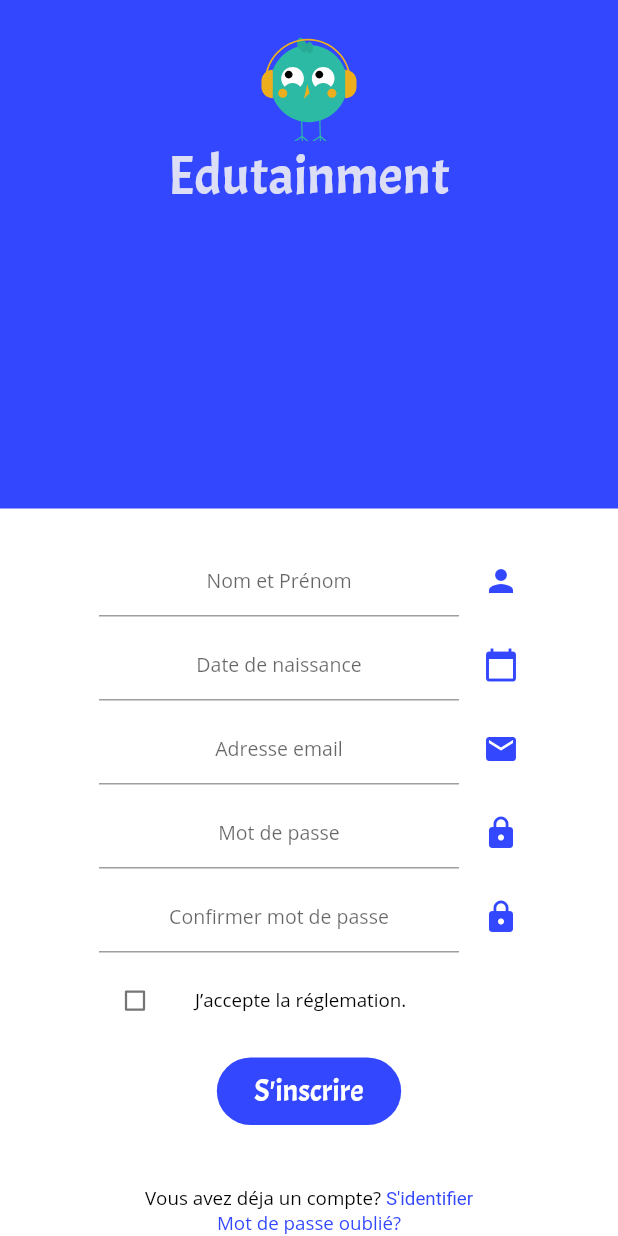
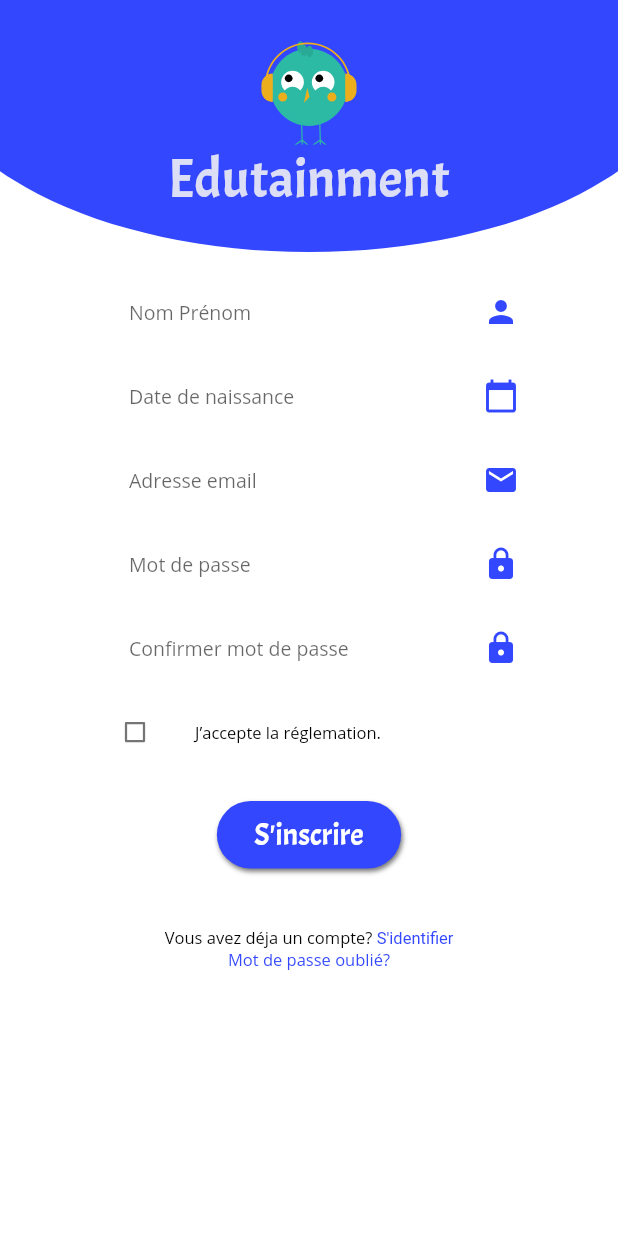
Before and after one commit to chettabyacine/Edutainment, a Flutter app: the screen it shows after launch, on a phone screen of 412 x 824 dp. Run offline on Flutter 3.47's test engine with Material 2 defaults, Android fonts, the phone set to English and light mode, and no system bars; our stand-ins replace flutter_svg; accounts and stored records are empty; project files that could hold a hidden picture were left out.

Commit message:
PageLogIn 1.0

```diff
--- a/lib/screens/log_in/page.dart
+++ b/lib/screens/log_in/page.dart
@@ -1,5 +1,5 @@
 import 'package:flutter/material.dart';
-import 'package:edutainment/utils/constants.dart';
+import '../../utils/constants.dart';
 
 class PageLogIn extends StatelessWidget {
   static const String _pageName = kPageNameLogIn;
--- a/lib/screens/menu_1/page.dart
+++ b/lib/screens/menu_1/page.dart
@@ -1,5 +1,5 @@
 import 'package:flutter/material.dart';
-import 'package:edutainment/utils/constants.dart';
+import '../../utils/constants.dart';
 
 class PageMenu1 extends StatelessWidget {
   static const String _pageName = kPageNameMenu1;
--- /dev/null
+++ b/lib/screens/sign_up/app_bar.dart
@@ -0,0 +1,45 @@
+import 'package:flutter/material.dart';
+import 'package:flutter_svg/flutter_svg.dart';
+import '../../utils/theme_constants.dart';
+
+class AppBarWidget extends StatelessWidget {
+  final double height;
+  AppBarWidget({this.height});
+
+  @override
+  Widget build(BuildContext context) {
+    return Container(
+      height: height,
+      child: Stack(
+        alignment: Alignment.center,
+        children: [
+          Positioned(
+            top: height - 380,
+            child: Container(
+              child: SvgPicture.asset('assets/upper shape.svg'),
+            ),
+          ),
+          Positioned(
+            child: Container(
+              padding: EdgeInsets.all(20.0),
+              child: Center(
+                child: Column(
+                  mainAxisAlignment: MainAxisAlignment.center,
+                  children: [
+                    SvgPicture.asset('assets/bird.svg'),
+                    Container(
+                      child: Text(
+                        'Edutainment',
+                        style: kTitleTextStyle,
+                      ),
+                    )
+                  ],
+                ),
+              ),
+            ),
+          ),
+        ],
+      ),
+    );
+  }
+}
--- /dev/null
+++ b/lib/screens/sign_up/input_widget.dart
@@ -0,0 +1,29 @@
+import 'package:flutter/material.dart';
+import '../../utils/theme_constants.dart';
+
+class InputWidget extends StatelessWidget {
+  String data, label;
+  final IconData icon;
+  InputWidget({this.data, this.icon, this.label});
+
+  @override
+  Widget build(BuildContext context) {
+    return Container(
+      margin: EdgeInsets.symmetric(horizontal: 50.0, vertical: 0),
+      child: ListTile(
+        trailing: Icon(
+          icon,
+          color: kBlueColor,
+        ),
+        title: TextField(
+          textAlign: TextAlign.start,
+          onChanged: (value) {
+            data = value;
+          },
+          style: kTextFieldStyle,
+          decoration: kTextFieldDecoration.copyWith(hintText: label),
+        ),
+      ),
+    );
+  }
+}
--- a/lib/screens/sign_up/page.dart
+++ b/lib/screens/sign_up/page.dart
@@ -1,9 +1,10 @@
-import 'package:edutainment/screens/log_in/page.dart';
 import 'package:flutter/gestures.dart';
 import 'package:flutter/material.dart';
-import 'package:flutter_svg/flutter_svg.dart';
-import 'package:edutainment/utils/constants.dart';
-import 'package:edutainment/utils/theme_constants.dart';
+import '../../utils/constants.dart';
+import '../../utils/theme_constants.dart';
+import '../sign_up/app_bar.dart';
+import '../log_in/page.dart';
+import '../sign_up/input_widget.dart';
 
 class PageSignUp extends StatefulWidget {
   static const String _pageName = kPageNameMenu1;
@@ -16,7 +17,8 @@ class PageSignUp extends StatefulWidget {
 }
 
 class _PageSignUpState extends State<PageSignUp> {
-  String noun, date, email, password1, password2;
+  String name, birthDay, email, password1, password2;
+  UserLogIn user;
   bool _checkbox = false;
 
   @override
@@ -27,122 +29,37 @@ class _PageSignUpState extends State<PageSignUp> {
         //appBar: AppBar(),
         body: Column(
           children: [
+            AppBarWidget(height: 170.0),
             Expanded(
-              child: Container(
-                width: double.infinity,
-                padding: EdgeInsets.all(25.0),
-                color: kBlueColor,
-                child: Center(
-                  child: Column(
+              child: ListView(
                 children: [
-                      SvgPicture.asset('assets/bird.svg'),
-                      Text(
-                        'Edutainment',
-                        style: kTitleTextStyle,
-                      )
-                    ],
+                  SizedBox(
+                    height: 10.0,
                   ),
+                  InputWidget(
+                    data: name,
+                    icon: Icons.person,
+                    label: 'Nom Prénom',
                   ),
+                  InputWidget(
+                    data: birthDay,
+                    icon: Icons.calendar_today,
+                    label: 'Date de naissance',
                   ),
+                  InputWidget(
+                    data: email,
+                    icon: Icons.email,
+                    label: 'Adresse email',
                   ),
-            SizedBox(
-              height: 20.0,
+                  InputWidget(
+                    data: password1,
+                    icon: Icons.lock,
+                    label: 'Mot de passe',
                   ),
-            Container(
-              margin: EdgeInsets.symmetric(horizontal: 50.0, vertical: 0),
-              child: ListTile(
-                trailing: Icon(
-                  Icons.person,
-                  color: kBlueColor,
-                ),
-                title: TextField(
-                  textAlign: TextAlign.center,
-                  onChanged: (value) {
-                    noun = value;
-                  },
-                  style: kTextFieldStyle,
-                  decoration: InputDecoration(
-                    hintText: 'Nom et Prénom',
-                    contentPadding:
-                        EdgeInsets.symmetric(vertical: 10.0, horizontal: 20.0),
-                  ),
-                ),
-              ),
-            ),
-            Container(
-              margin: EdgeInsets.symmetric(horizontal: 50.0, vertical: 0),
-              child: ListTile(
-                trailing: Icon(
-                  Icons.calendar_today,
-                  color: kBlueColor,
-                ),
-                title: TextField(
-                  textAlign: TextAlign.center,
-                  onChanged: (value) {
-                    date = value;
-                  },
-                  style: kTextFieldStyle,
-                  decoration: kTextFieldDecoration.copyWith(
-                      hintText: 'Date de naissance'),
-                ),
-              ),
-            ),
-            Container(
-              margin: EdgeInsets.symmetric(horizontal: 50.0, vertical: 0),
-              child: ListTile(
-                trailing: Icon(
-                  Icons.email,
-                  color: kBlueColor,
-                ),
-                title: TextField(
-                  keyboardType: TextInputType.emailAddress,
-                  textAlign: TextAlign.center,
-                  onChanged: (value) {
-                    email = value;
-                  },
-                  style: kTextFieldStyle,
-                  decoration:
-                      kTextFieldDecoration.copyWith(hintText: 'Adresse email'),
-                ),
-              ),
-            ),
-            Container(
-              margin: EdgeInsets.symmetric(horizontal: 50.0, vertical: 0),
-              child: ListTile(
-                trailing: Icon(
-                  Icons.lock,
-                  color: kBlueColor,
-                ),
-                title: TextField(
-                  obscureText: true,
-                  textAlign: TextAlign.center,
-                  onChanged: (value) {
-                    password1 = value;
-                  },
-                  style: kTextFieldStyle,
-                  decoration:
-                      kTextFieldDecoration.copyWith(hintText: 'Mot de passe'),
-                ),
-              ),
-            ),
-            Container(
-              margin: EdgeInsets.symmetric(horizontal: 50.0, vertical: 0),
-              child: ListTile(
-                trailing: Icon(
-                  Icons.lock,
-                  color: kBlueColor,
-                ),
-                title: TextField(
-                  obscureText: true,
-                  textAlign: TextAlign.center,
-                  onChanged: (value) {
-                    password2 = value;
-                  },
-                  style: kTextFieldStyle,
-                  decoration: kTextFieldDecoration.copyWith(
-                      hintText: 'Confirmer mot de passe'),
-                ),
-              ),
+                  InputWidget(
+                    data: password2,
+                    icon: Icons.lock,
+                    label: 'Confirmer mot de passe',
                   ),
                   Container(
                     margin: EdgeInsets.symmetric(horizontal: 50.0, vertical: 0),
@@ -166,13 +83,21 @@ class _PageSignUpState extends State<PageSignUp> {
                       ),
                     ),
                   ),
-            GestureDetector(
-              onTap: () {
+                  TextButton(
+                    onPressed: () {
                       //TODO: Opération d'inscription (Traitement en BDD)
+                      user = UserLogIn(
+                        name: name,
+                        birthDay: birthDay,
+                        email: email,
+                        password1: password1,
+                        password2: password2,
+                      );
                     },
                     child: Container(
                       child: Text(
                         'S\'inscrire',
+                        textAlign: TextAlign.center,
                         style: TextStyle(
                           fontFamily: 'Acme',
                           fontSize: 20.0,
@@ -180,18 +105,28 @@ class _PageSignUpState extends State<PageSignUp> {
                           fontWeight: FontWeight.w400,
                         ),
                       ),
-                padding: EdgeInsets.symmetric(horizontal: 25.0, vertical: 10.0),
+                      padding: EdgeInsets.symmetric(
+                          horizontal: 25.0, vertical: 10.0),
                       margin: EdgeInsets.all(10.0),
                       decoration: BoxDecoration(
                         color: kBlueColor,
                         borderRadius: BorderRadius.circular(50.0),
+                        boxShadow: [
+                          BoxShadow(
+                            color: Colors.black54,
+                            blurRadius: 2.0,
+                            spreadRadius: 0.0,
+                            offset: Offset(1.0, 2.0),
+                          ),
+                        ],
                       ),
                     ),
                   ),
                   SizedBox(
-              height: 30.0,
+                    height: 20.0,
                   ),
                   RichText(
+                    textAlign: TextAlign.center,
                     text: TextSpan(
                       text: 'Vous avez déja un compte? ',
                       style: kLabelTextStyle,
@@ -200,7 +135,8 @@ class _PageSignUpState extends State<PageSignUp> {
                           text: 'S\'identifier',
                           recognizer: TapGestureRecognizer()
                             ..onTap = () {
-                        Navigator.pushNamed(context, PageLogIn.getPageName());
+                              Navigator.pushNamed(
+                                  context, PageLogIn.getPageName());
                             },
                           style: TextStyle(
                             color: kBlueColor,
@@ -210,6 +146,7 @@ class _PageSignUpState extends State<PageSignUp> {
                     ),
                   ),
                   RichText(
+                    textAlign: TextAlign.center,
                     text: TextSpan(
                       children: [
                         TextSpan(
@@ -225,9 +162,21 @@ class _PageSignUpState extends State<PageSignUp> {
                       ],
                     ),
                   ),
+                  SizedBox(
+                    height: 10.0,
+                  ),
+                ],
+              ),
+            ),
           ],
         ),
       ),
     );
   }
 }
+
+class UserLogIn {
+  String name, birthDay, email, password1, password2;
+  UserLogIn(
+      {this.name, this.birthDay, this.email, this.password1, this.password2});
+}
--- a/lib/utils/constants.dart
+++ b/lib/utils/constants.dart
@@ -3,3 +3,4 @@ const String kProjetName = "Edutainment";
 const String kPageNameLogIn = "PageLogIn";
 const String kPageNameSignUp = "PageSignUp";
 const String kPageNameMenu1 = "PageMenu1";
+const String kPageNameTest = "PageTest";
--- a/lib/utils/theme_constants.dart
+++ b/lib/utils/theme_constants.dart
@@ -18,21 +18,11 @@ const kTextFieldStyle = TextStyle(
 const kLabelTextStyle = TextStyle(
   fontFamily: 'Open Sans',
   color: Color(0xFF000000),
-  fontSize: 12.5,
+  fontSize: 11.0,
 );
 
 const kTextFieldDecoration = InputDecoration(
   hintText: 'Enter a value',
   contentPadding: EdgeInsets.symmetric(vertical: 10.0, horizontal: 20.0),
-  /*border: OutlineInputBorder(
-    borderRadius: BorderRadius.all(Radius.circular(32.0)),
-  ),
-  enabledBorder: OutlineInputBorder(
-    borderSide: BorderSide(color: Colors.blueAccent, width: 1.0),
-    borderRadius: BorderRadius.all(Radius.circular(32.0)),
-  ),
-  focusedBorder: OutlineInputBorder(
-    borderSide: BorderSide(color: Colors.blueAccent, width: 2.0),
-    borderRadius: BorderRadius.all(Radius.circular(32.0)),
-  ),*/
+  border: InputBorder.none,
 );
```
Lines whose indentation alone changed are shown as unchanged.
